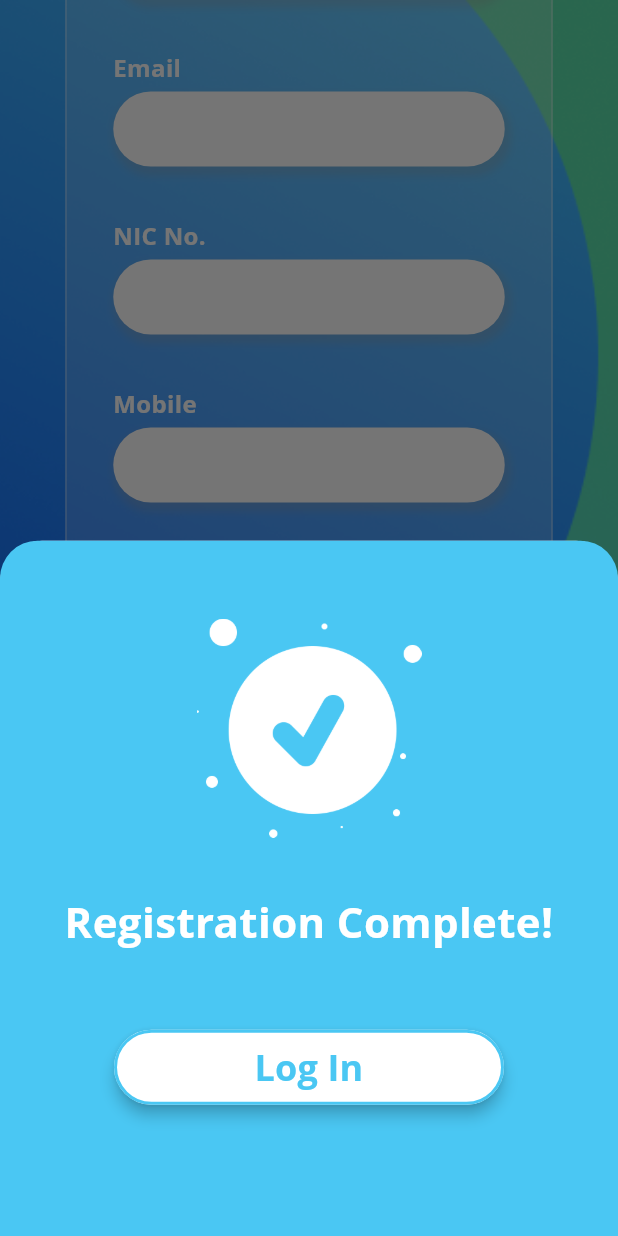
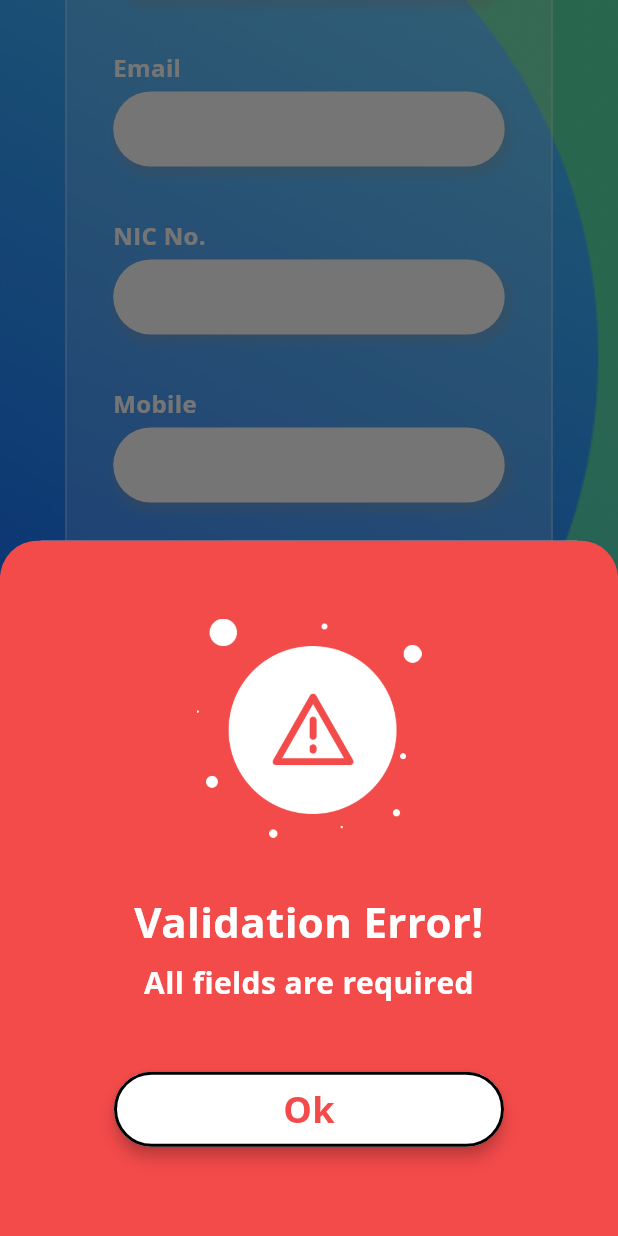
Before and after one commit to HasiniSama/SafeRide-Mobile, a Flutter app: the SignUpParentPage screen opened by its route, scrolled down 414 dp, after a tap on "Sign Up", on a phone screen of 412 x 824 dp. Run offline on Flutter 3.47's test engine with Material 3 defaults, Android fonts, the phone set to English and light mode, and no system bars; our stand-ins replace firebase_auth, firebase_core, firebase_database, geolocator, google_maps_flutter, table_calendar; accounts and stored records are empty; Roboto replaces fonts that are missing (Open Sans).

Commit message:
Added parent signup function

```diff
--- a/frontend/lib/const/appColors.dart
+++ b/frontend/lib/const/appColors.dart
@@ -8,5 +8,6 @@ class appColors {
   static const Color kBlueGra2 = Color(0xFF1975FB);
   static const Color kBlueGreenGra1 = Color(0xFF5ADFAA);
   static const Color kBlueGreenGra2 = Color(0xFF4AC9F2);
+  static const Color kRed1 = Color.fromRGBO(243, 74, 74, 1);
   static const Color kBlue2Transparent = Color.fromRGBO(74, 199, 243, 0.7);
 }
--- a/frontend/lib/screens/login/SignUpParent.dart
+++ b/frontend/lib/screens/login/SignUpParent.dart
@@ -1,3 +1,4 @@
+import 'package:firebase_auth/firebase_auth.dart';
 import 'package:flutter/material.dart';
 import '../../widgets/PopUp.dart';
 import '../../widgets/buttons.dart';
@@ -7,7 +8,13 @@ import '../../widgets/transparentRectangle.dart';
 
 class SignUpParentPage extends StatelessWidget {
 
+  final TextEditingController firstNameController = TextEditingController();
+  final TextEditingController lastNameController = TextEditingController();
   final TextEditingController emailController = TextEditingController();
+  final TextEditingController nicController = TextEditingController();
+  final TextEditingController mobileController = TextEditingController();
+  final TextEditingController passController = TextEditingController();
+  final TextEditingController confirmPassController = TextEditingController();
 
   SignUpParentPage({super.key});
 
@@ -69,13 +76,13 @@ class SignUpParentPage extends StatelessWidget {
                                     const SizedBox(height: 30),
                                     LabeledFormField(
                                       labelText: 'First Name',
-                                      controller: emailController,
+                                      controller: firstNameController,
                                       keyboardType: TextInputType.emailAddress,
                                     ),
                                     const SizedBox(height: 30),
                                     LabeledFormField(
                                       labelText: 'Last Name',
-                                      controller: emailController,
+                                      controller: lastNameController,
                                       keyboardType: TextInputType.emailAddress,
                                     ),
                                     const SizedBox(height: 30),
@@ -87,25 +94,25 @@ class SignUpParentPage extends StatelessWidget {
                                     const SizedBox(height: 30),
                                     LabeledFormField(
                                       labelText: 'NIC No.',
-                                      controller: emailController,
+                                      controller: nicController,
                                       keyboardType: TextInputType.emailAddress,
                                     ),
                                     const SizedBox(height: 30),
                                     LabeledFormField(
                                       labelText: 'Mobile',
-                                      controller: emailController,
+                                      controller: mobileController,
                                       keyboardType: TextInputType.emailAddress,
                                     ),
                                     const SizedBox(height: 30),
                                     LabeledFormField(
                                       labelText: 'Password',
-                                      controller: emailController,
+                                      controller: passController,
                                       keyboardType: TextInputType.emailAddress,
                                     ),
                                     const SizedBox(height: 30),
                                     LabeledFormField(
                                       labelText: 'Confirm Password',
-                                      controller: emailController,
+                                      controller: confirmPassController,
                                       keyboardType: TextInputType.emailAddress,
                                     ),
                                   ],
@@ -117,19 +124,7 @@ class SignUpParentPage extends StatelessWidget {
                           ElevatedButton(
                             style: AppButtonsStyle.blueButtonStyle,
                             onPressed: () {
-                              showModalBottomSheet(
-                                context: context,
-                                builder: (BuildContext context) {
-                                  return BottomPopupBar(
-                                    imageUrl: 'assets/correct.png',
-                                    title: 'Registration Complete!',
-                                    buttonText: 'Log In',
-                                    onPressed: () {
-                                      Navigator.pushNamed(context, '/home');
-                                    },
-                                  );
-                                },
-                              );
+                              registerNewUser(context);
                             },
                             child: const CustomText(text: 'Sign Up', fontSize: 24),
                           ),
@@ -154,4 +149,126 @@ class SignUpParentPage extends StatelessWidget {
         ),
     );
   }
+
+  void registerNewUser(BuildContext context) async {
+
+    // Perform form validation
+    String? validationMessage = validateFormFields();
+
+    if (validationMessage != null) {
+      // Show error popup if validation fails
+      showModalBottomSheet(
+        context: context,
+        builder: (BuildContext context) {
+          return BottomPopupBar(
+            isError: true,
+            imageUrl: 'assets/error.png',
+            title: 'Validation Error!',
+            buttonText: 'Ok',
+            description: validationMessage,
+            onPressed: () {
+              Navigator.pop(context);
+            },
+          );
+        },
+      );
+      return; // Exit function if validation fails
+    }
+
+    try {
+      final credential = await FirebaseAuth.instance.createUserWithEmailAndPassword(
+        email: emailController.text,
+        password: passController.text,
+      );
+      // Registration successful
+      showModalBottomSheet(
+          context: context,
+          builder: (BuildContext context) {
+            return BottomPopupBar(
+              imageUrl: 'assets/correct.png',
+              title: 'Registration Complete!',
+              buttonText: 'Log In',
+              onPressed: () {
+                Navigator.pushNamed(
+                    context, '/home'); // Navigate to home on button press
+              },
+            );
+          },
+      );
+    } on FirebaseAuthException catch (e) {
+      // Firebase registration failed
+      String errorMessage = '';
+      if (e.code == 'weak-password') {
+        errorMessage = 'The password provided is too weak.';
+      } else if (e.code == 'email-already-in-use') {
+        errorMessage = 'The account already exists for that email.';
+      } else {
+        errorMessage = 'Registration failed. Please try again.';
+      }
+      showModalBottomSheet(
+          context: context,
+          builder: (BuildContext context) {
+            return BottomPopupBar(
+              isError: true,
+              imageUrl: 'assets/error.png',
+              title: 'Registration Failed!',
+              buttonText: 'Ok',
+              description: errorMessage,
+              onPressed: (){
+                Navigator.pop(context);
+              },
+            );
+          },
+      );
+      print(errorMessage); // Print error message for debugging
+    } catch (e) {
+      // Other errors
+      print('Error: $e');
+
+      showModalBottomSheet(
+          context: context,
+          builder: (BuildContext context) {
+            return BottomPopupBar(
+                isError: true,
+                imageUrl: 'assets/error.png',
+                title: 'Registration Failed!',
+                buttonText: 'Ok',
+                description: 'Error: $e',
+                onPressed: (){
+                  Navigator.pop(context);
+                },
+            );
+          },
+      );
+    }
+  }
+
+  String? validateFormFields() {
+    // Check if any of the required fields are empty
+    if (firstNameController.text.isEmpty ||
+        lastNameController.text.isEmpty ||
+        emailController.text.isEmpty ||
+        nicController.text.isEmpty ||
+        mobileController.text.isEmpty ||
+        passController.text.isEmpty ||
+        confirmPassController.text.isEmpty) {
+      return 'All fields are required';
+    }
+
+    // Check if password and confirm password match
+    if (passController.text != confirmPassController.text) {
+      return 'Passwords do not match';
+    }
+
+    // Check password length
+    if (passController.text.length < 6) {
+      return 'Password should be at least 6 characters';
+    }
+
+    // Check if email contains '@'
+    if (!emailController.text.contains('@')) {
+      return 'Invalid email address';
+    }
+    return null;
+  }
 }
--- a/frontend/lib/widgets/PopUp.dart
+++ b/frontend/lib/widgets/PopUp.dart
@@ -10,6 +10,7 @@ class BottomPopupBar extends StatelessWidget {
   final String? description;
   final String buttonText;
   final VoidCallback? onPressed;
+  final bool isError;
 
   const BottomPopupBar({
     Key? key,
@@ -18,14 +19,18 @@ class BottomPopupBar extends StatelessWidget {
     this.description,
     required this.buttonText,
     this.onPressed,
+    this.isError = false,
   }) : super(key: key);
 
   @override
   Widget build(BuildContext context) {
+
+    Color backgroundColor = isError ? appColors.kRed1 : appColors.kBlue2;
+
     return Container(
       decoration: BoxDecoration(
         shape: BoxShape.rectangle,
-        color: appColors.kBlue2.withOpacity(1),
+        color: backgroundColor,
         borderRadius: const BorderRadius.only(
           topLeft: Radius.circular(25.0),
           topRight: Radius.circular(25.0),
@@ -55,7 +60,7 @@ class BottomPopupBar extends StatelessWidget {
             child: CustomText(
               text: buttonText,
               fontSize: 24,
-              color: appColors.kBlue2,
+              color: backgroundColor,
             ),
           ),
         ],
--- a/frontend/lib/widgets/buttons.dart
+++ b/frontend/lib/widgets/buttons.dart
@@ -42,7 +42,6 @@ class AppButtonsStyle {
     shape: RoundedRectangleBorder(
       borderRadius: BorderRadius.circular(25.0), // Rounded corners
       side: const BorderSide(
-        color: appColors.kBlue2, // Border color
         width: 2.0, // Border width
       ),
     ),
--- a/frontend/pubspec.yaml
+++ b/frontend/pubspec.yaml
@@ -42,6 +42,7 @@ dependencies:
   flutter_launcher_icons: ^0.13.1
   firebase_core: ^2.25.4
   firebase_database: ^10.4.5
+  firebase_auth: ^4.19.1
 
 dev_dependencies:
   flutter_test:
```
Also changed, not shown: frontend/assets/error.png (added), frontend/pubspec.lock.
